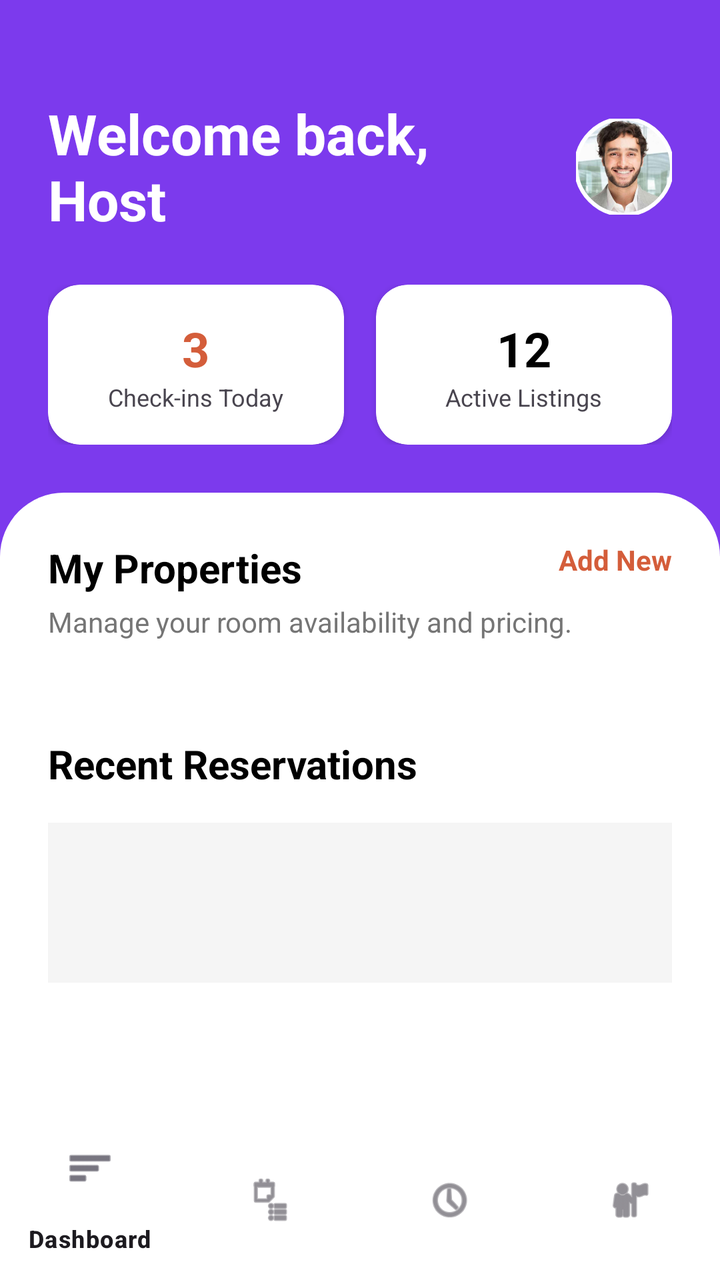
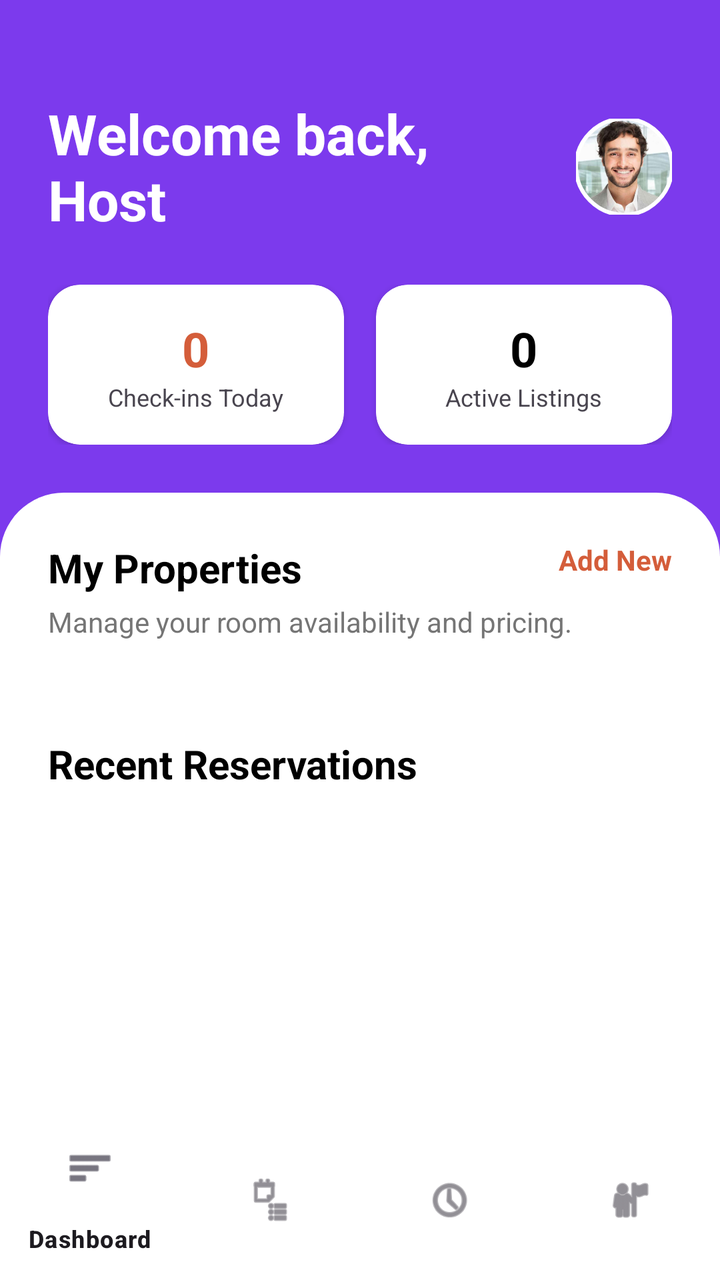

An Android layout rendered at two revisions. The XML below is the earlier revision; the diff shows what the commit changed to produce the second picture.
<!-- AndroidManifest.xml: application theme Theme.HostelWorld -->
<!-- res/layout/activity_host_dashboard.xml -->
<?xml version="1.0" encoding="utf-8"?>
<androidx.constraintlayout.widget.ConstraintLayout
    xmlns:android="http://schemas.android.com/apk/res/android"
    xmlns:app="http://schemas.android.com/apk/res-auto"
    android:layout_width="match_parent"
    android:layout_height="match_parent"
    android:background="#7C3AED">

    <TextView
        android:id="@+id/tvHostHeader"
        android:layout_width="0dp"
        android:layout_height="wrap_content"
        android:layout_marginStart="24dp"
        android:layout_marginTop="48dp"
        android:layout_marginEnd="16dp"
        android:text="Welcome back,\nHost"
        android:textColor="#FFFFFF"
        android:textSize="28sp"
        android:textStyle="bold"
        app:layout_constraintEnd_toStartOf="@+id/ivHostProfilePic"
        app:layout_constraintStart_toStartOf="parent"
        app:layout_constraintTop_toTopOf="parent" />

    <com.google.android.material.imageview.ShapeableImageView
        android:id="@+id/ivHostProfilePic"
        android:layout_width="48dp"
        android:layout_height="48dp"
        android:layout_marginEnd="24dp"
        android:scaleType="centerCrop"
        android:src="@drawable/my_profile_pic"
        app:layout_constraintBottom_toBottomOf="@+id/tvHostHeader"
        app:layout_constraintEnd_toEndOf="parent"
        app:layout_constraintTop_toTopOf="@+id/tvHostHeader"
        app:shapeAppearanceOverlay="@style/CircleShape"
        app:strokeColor="#FFFFFF"
        app:strokeWidth="2dp" />

    <LinearLayout
        android:id="@+id/llStats"
        android:layout_width="match_parent"
        android:layout_height="wrap_content"
        android:layout_marginHorizontal="24dp"
        android:layout_marginTop="24dp"
        android:orientation="horizontal"
        android:weightSum="2"
        app:layout_constraintTop_toBottomOf="@+id/tvHostHeader">

        <androidx.cardview.widget.CardView
            android:layout_width="0dp"
            android:layout_height="80dp"
            android:layout_weight="1"
            android:layout_marginEnd="8dp"
            app:cardCornerRadius="16dp">
            <LinearLayout
                android:layout_width="match_parent"
                android:layout_height="match_parent"
                android:gravity="center"
                android:orientation="vertical">
                <TextView android:text="3" android:textSize="24sp" android:textStyle="bold" android:textColor="#D45D3A" android:layout_width="wrap_content" android:layout_height="wrap_content"/>
                <TextView android:text="Check-ins Today" android:textSize="12sp" android:layout_width="wrap_content" android:layout_height="wrap_content"/>
            </LinearLayout>
        </androidx.cardview.widget.CardView>

        <androidx.cardview.widget.CardView
            android:layout_width="0dp"
            android:layout_height="80dp"
            android:layout_weight="1"
            android:layout_marginStart="8dp"
            app:cardCornerRadius="16dp">
            <LinearLayout
                android:layout_width="match_parent"
                android:layout_height="match_parent"
                android:gravity="center"
                android:orientation="vertical">
                <TextView android:id="@+id/tvActiveListings" android:text="12" android:textSize="24sp" android:textStyle="bold" android:textColor="#000000" android:layout_width="wrap_content" android:layout_height="wrap_content"/>
                <TextView android:text="Active Listings" android:textSize="12sp" android:layout_width="wrap_content" android:layout_height="wrap_content"/>
            </LinearLayout>
        </androidx.cardview.widget.CardView>
    </LinearLayout>

    <androidx.core.widget.NestedScrollView
        android:layout_width="match_parent"
        android:layout_height="0dp"
        android:layout_marginTop="24dp"
        android:background="@drawable/rounded_top_corners_white"
        app:layout_constraintBottom_toTopOf="@+id/bottomNavHost"
        app:layout_constraintTop_toBottomOf="@+id/llStats">

        <LinearLayout
            android:layout_width="match_parent"
            android:layout_height="wrap_content"
            android:orientation="vertical"
            android:padding="24dp">

            <RelativeLayout
                android:layout_width="match_parent"
                android:layout_height="wrap_content">
                <TextView
                    android:layout_width="wrap_content"
                    android:layout_height="wrap_content"
                    android:text="My Properties"
                    android:textColor="#000000"
                    android:textSize="20sp"
                    android:textStyle="bold" />
                <TextView
                    android:layout_width="wrap_content"
                    android:layout_height="wrap_content"
                    android:id="@+id/tvAddNew"
                    android:layout_alignParentEnd="true"
                    android:text="Add New"
                    android:textColor="#D45D3A"
                    android:textStyle="bold"/>
            </RelativeLayout>

            <TextView
                android:layout_width="match_parent"
                android:layout_height="wrap_content"
                android:layout_marginTop="4dp"
                android:text="Manage your room availability and pricing."
                android:textColor="#757575" />

            <androidx.recyclerview.widget.RecyclerView
                android:id="@+id/rvDashboardProperties"
                android:layout_width="match_parent"
                android:layout_height="wrap_content"
                android:layout_marginTop="16dp"
                android:orientation="horizontal" />

            <TextView
                android:layout_width="wrap_content"
                android:layout_height="wrap_content"
                android:layout_marginTop="32dp"
                android:text="Recent Reservations"
                android:textColor="#000000"
                android:textSize="20sp"
                android:textStyle="bold" />
            <View android:layout_width="match_parent" android:layout_height="80dp" android:layout_marginTop="16dp" android:background="#F5F5F5" />
        </LinearLayout>
    </androidx.core.widget.NestedScrollView>

    <com.google.android.material.bottomnavigation.BottomNavigationView
        android:id="@+id/bottomNavHost"
        android:layout_width="match_parent"
        android:layout_height="wrap_content"
        android:background="#FFFFFF"
        app:layout_constraintBottom_toBottomOf="parent"
        app:menu="@menu/host_bottom_nav_menu" />
</androidx.constraintlayout.widget.ConstraintLayout>
<!-- resources referenced by this layout -->
<resources>
  <!-- drawable my_profile_pic: jpg bitmap (drawable, 15838 bytes) -->
  <!-- drawable rounded_top_corners_white (drawable) -->
  <?xml version="1.0" encoding="utf-8"?>
  <shape xmlns:android="http://schemas.android.com/apk/res/android"
      android:shape="rectangle">
  
      <solid android:color="#FFFFFF" />
  
      <corners
          android:topLeftRadius="32dp"
          android:topRightRadius="32dp" />
  </shape>
  <style name="CircleShape" parent="">
          <item name="cornerFamily">rounded</item>
          <item name="cornerSize">50%</item> </style>
  <style name="Theme.HostelWorld" parent="Base.Theme.HostelWorld" />
  <style name="Base.Theme.HostelWorld" parent="Theme.Material3.DayNight.NoActionBar">
          
          
      </style>
</resources>

<!-- the commit's change to res/layout/activity_host_dashboard.xml (unified diff, before → after) -->
@@ -56,7 +56,16 @@
                 android:layout_height="match_parent"
                 android:gravity="center"
                 android:orientation="vertical">
-                <TextView android:text="3" android:textSize="24sp" android:textStyle="bold" android:textColor="#D45D3A" android:layout_width="wrap_content" android:layout_height="wrap_content"/>
+
+                <TextView
+                    android:id="@+id/tvCheckinsToday"
+                    android:text="0"
+                    android:textSize="24sp"
+                    android:textStyle="bold"
+                    android:textColor="#D45D3A"
+                    android:layout_width="wrap_content"
+                    android:layout_height="wrap_content"/>
+
                 <TextView android:text="Check-ins Today" android:textSize="12sp" android:layout_width="wrap_content" android:layout_height="wrap_content"/>
             </LinearLayout>
         </androidx.cardview.widget.CardView>
@@ -72,7 +81,7 @@
                 android:layout_height="match_parent"
                 android:gravity="center"
                 android:orientation="vertical">
-                <TextView android:id="@+id/tvActiveListings" android:text="12" android:textSize="24sp" android:textStyle="bold" android:textColor="#000000" android:layout_width="wrap_content" android:layout_height="wrap_content"/>
+                <TextView android:id="@+id/tvActiveListings" android:text="0" android:textSize="24sp" android:textStyle="bold" android:textColor="#000000" android:layout_width="wrap_content" android:layout_height="wrap_content"/>
                 <TextView android:text="Active Listings" android:textSize="12sp" android:layout_width="wrap_content" android:layout_height="wrap_content"/>
             </LinearLayout>
         </androidx.cardview.widget.CardView>
@@ -134,7 +143,14 @@
                 android:textColor="#000000"
                 android:textSize="20sp"
                 android:textStyle="bold" />
-            <View android:layout_width="match_parent" android:layout_height="80dp" android:layout_marginTop="16dp" android:background="#F5F5F5" />
+
+            <androidx.recyclerview.widget.RecyclerView
+                android:id="@+id/rvRecentReservations"
+                android:layout_width="match_parent"
+                android:layout_height="wrap_content"
+                android:layout_marginTop="8dp"
+                android:layout_marginBottom="80dp" />
+
         </LinearLayout>
     </androidx.core.widget.NestedScrollView>
 
